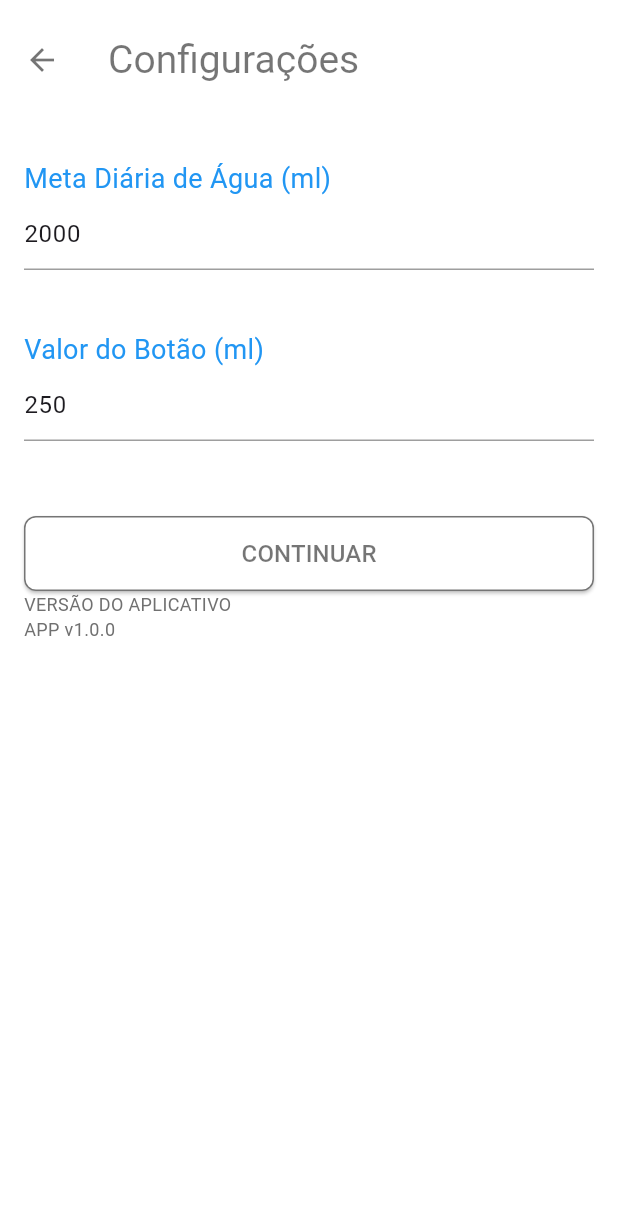
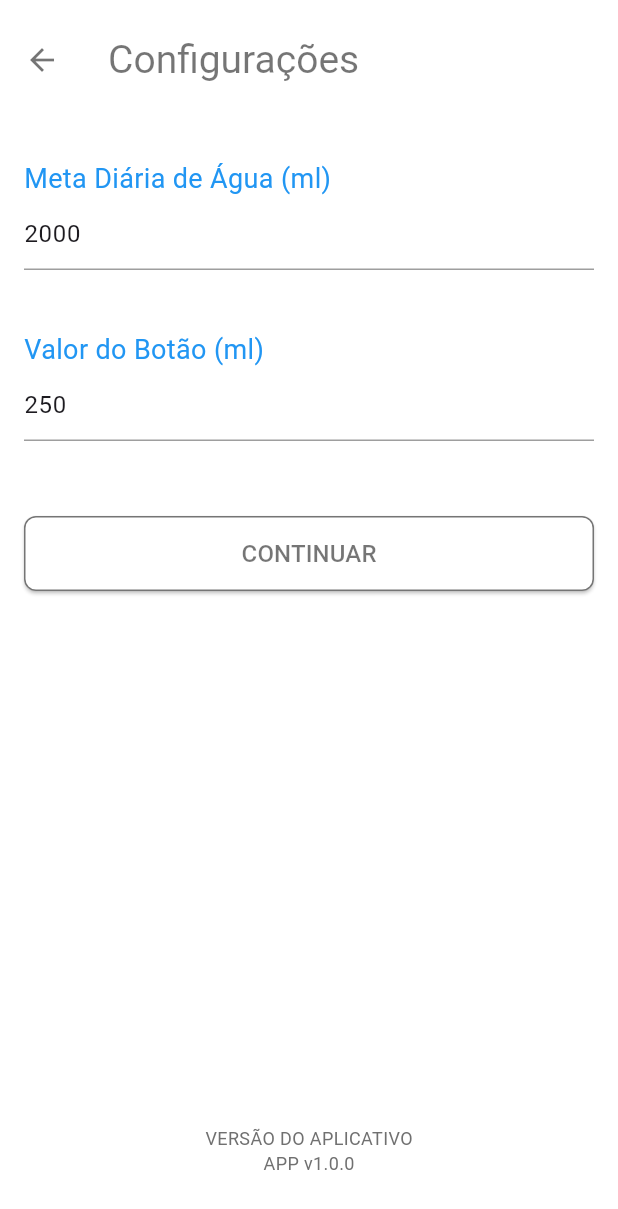
Before and after one commit to AndressaTancredi/water_remider, a Flutter app: the screen it shows after launch, after a tap on the "menu" icon, on a phone screen of 412 x 824 dp. Shown: the top 1209 px of the screen. Run offline on Flutter 3.47's test engine with Material 3 defaults, Android fonts, the phone set to English and light mode, and no system bars; our stand-ins replace flutter_dotenv, get_it, go_router, package_info_plus; Roboto replaces fonts that are missing (DMSans).

Commit message:
fix app version widget

```diff
--- a/lib/ui/settings_page.dart
+++ b/lib/ui/settings_page.dart
@@ -106,6 +106,7 @@ class SettingsPageState extends State<SettingsPage> {
                     style: TextStyle(color: Colors.black54, fontSize: 16)),
               ),
             ),
+            const Spacer(),
             const AppVersionWidget(),
           ],
         ),
--- a/lib/ui/widgets/app_version_widget.dart
+++ b/lib/ui/widgets/app_version_widget.dart
@@ -15,20 +15,26 @@ class AppVersionWidget extends StatelessWidget {
 
   @override
   Widget build(BuildContext context) {
-    return Column(
-      crossAxisAlignment: CrossAxisAlignment.start,
+    return Padding(
+      padding: const EdgeInsets.symmetric(vertical: 24.0),
+      child: Column(
+        crossAxisAlignment: CrossAxisAlignment.center,
         children: [
           Text("VERSÃO DO APLICATIVO", style: textVersionStyle),
           FutureBuilder<String>(
               future: sl<AppMetadata>().versionNumber(),
               builder: (context, snapshot) {
                 if (snapshot.connectionState == ConnectionState.done) {
-                return Text('APP v${snapshot.data}', style: textVersionStyle);
+                  return Text(
+                    'APP v${snapshot.data}',
+                    style: textVersionStyle,
+                  );
                 } else {
                   return Container();
                 }
               })
         ],
+      ),
     );
   }
 }
```
Lines whose indentation alone changed are shown as unchanged.
